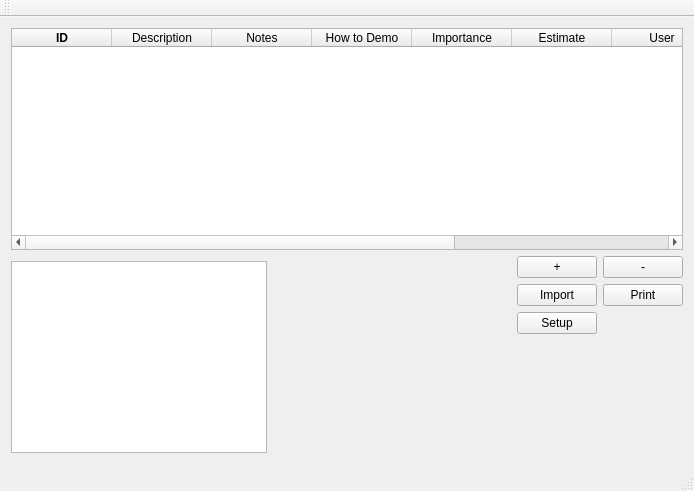
Before: the Qt Designer form mainwindow.ui in jmreyen/starfish, drawn with Qt 5.
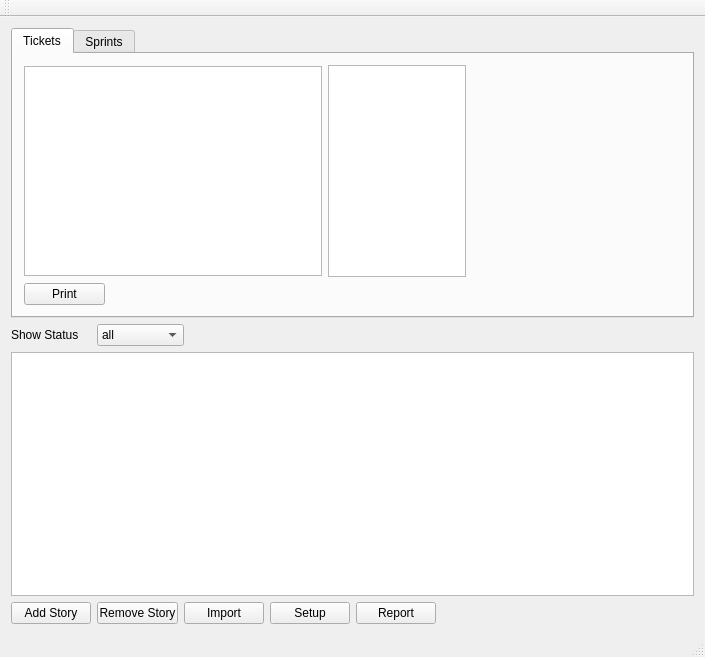
After: the same form once the commit is applied. Icons and pictures are not drawn.

Patch:
```diff
--- a/mainwindow.ui
+++ b/mainwindow.ui
@@ -6,12 +6,12 @@
    <rect>
     <x>0</x>
     <y>0</y>
-    <width>690</width>
-    <height>491</height>
+    <width>705</width>
+    <height>657</height>
    </rect>
   </property>
   <property name="sizePolicy">
-   <sizepolicy hsizetype="Fixed" vsizetype="Fixed">
+   <sizepolicy hsizetype="Expanding" vsizetype="Expanding">
     <horstretch>0</horstretch>
     <verstretch>0</verstretch>
    </sizepolicy>
@@ -20,19 +20,309 @@
    <string>MainWindow</string>
   </property>
   <widget class="QWidget" name="centralWidget">
-   <layout class="QGridLayout" name="gridLayout">
-    <item row="0" column="0" colspan="4">
-     <widget class="QTableWidget" name="storyTable">
+   <layout class="QGridLayout" name="gridLayout_2">
+    <item row="0" column="0" colspan="10">
+     <widget class="QTabWidget" name="tabWidget">
+      <property name="currentIndex">
+       <number>0</number>
+      </property>
+      <widget class="QWidget" name="tab">
+       <attribute name="title">
+        <string>Tickets</string>
+       </attribute>
+       <layout class="QGridLayout" name="gridLayout">
+        <item row="0" column="0">
+         <widget class="QGraphicsView" name="cardView">
+          <property name="enabled">
+           <bool>true</bool>
+          </property>
+          <property name="sizePolicy">
+           <sizepolicy hsizetype="Fixed" vsizetype="Fixed">
+            <horstretch>0</horstretch>
+            <verstretch>0</verstretch>
+           </sizepolicy>
+          </property>
+          <property name="minimumSize">
+           <size>
+            <width>298</width>
+            <height>210</height>
+           </size>
+          </property>
+          <property name="maximumSize">
+           <size>
+            <width>298</width>
+            <height>210</height>
+           </size>
+          </property>
+          <property name="styleSheet">
+           <string notr="true"/>
+          </property>
+          <property name="frameShape">
+           <enum>QFrame::StyledPanel</enum>
+          </property>
+          <property name="verticalScrollBarPolicy">
+           <enum>Qt::ScrollBarAlwaysOff</enum>
+          </property>
+          <property name="horizontalScrollBarPolicy">
+           <enum>Qt::ScrollBarAlwaysOff</enum>
+          </property>
+         </widget>
+        </item>
+        <item row="0" column="2">
+         <spacer name="horizontalSpacer">
+          <property name="orientation">
+           <enum>Qt::Horizontal</enum>
+          </property>
+          <property name="sizeHint" stdset="0">
+           <size>
+            <width>333</width>
+            <height>20</height>
+           </size>
+          </property>
+         </spacer>
+        </item>
+        <item row="1" column="0">
+         <widget class="QPushButton" name="printButton">
+          <property name="maximumSize">
+           <size>
+            <width>81</width>
+            <height>23</height>
+           </size>
+          </property>
+          <property name="text">
+           <string>Print</string>
+          </property>
+         </widget>
+        </item>
+        <item row="0" column="1">
+         <widget class="QTableWidget" name="sprintTable">
+          <property name="verticalScrollBarPolicy">
+           <enum>Qt::ScrollBarAsNeeded</enum>
+          </property>
+          <property name="horizontalScrollBarPolicy">
+           <enum>Qt::ScrollBarAlwaysOff</enum>
+          </property>
+          <property name="autoScroll">
+           <bool>false</bool>
+          </property>
+          <property name="verticalScrollMode">
+           <enum>QAbstractItemView::ScrollPerPixel</enum>
+          </property>
+          <property name="showGrid">
+           <bool>false</bool>
+          </property>
+          <property name="gridStyle">
+           <enum>Qt::NoPen</enum>
+          </property>
+          <property name="sortingEnabled">
+           <bool>true</bool>
+          </property>
+          <property name="columnCount">
+           <number>3</number>
+          </property>
+          <attribute name="horizontalHeaderVisible">
+           <bool>false</bool>
+          </attribute>
+          <attribute name="horizontalHeaderHighlightSections">
+           <bool>false</bool>
+          </attribute>
+          <attribute name="horizontalHeaderShowSortIndicator" stdset="0">
+           <bool>false</bool>
+          </attribute>
+          <attribute name="verticalHeaderVisible">
+           <bool>false</bool>
+          </attribute>
+          <attribute name="verticalHeaderHighlightSections">
+           <bool>false</bool>
+          </attribute>
+          <column>
+           <property name="text">
+            <string>Sprint</string>
+           </property>
+          </column>
+          <column>
+           <property name="text">
+            <string>Due</string>
+           </property>
+          </column>
+          <column>
+           <property name="text">
+            <string>Completed</string>
+           </property>
+          </column>
+         </widget>
+        </item>
+       </layout>
+      </widget>
+      <widget class="QWidget" name="tab_2">
+       <attribute name="title">
+        <string>Sprints</string>
+       </attribute>
+       <layout class="QGridLayout" name="gridLayout_3">
+        <item row="0" column="0">
+         <widget class="QTreeWidget" name="treeWidget">
+          <column>
+           <property name="text">
+            <string>1</string>
+           </property>
+          </column>
+          <column>
+           <property name="text">
+            <string>2</string>
+           </property>
+          </column>
+          <column>
+           <property name="text">
+            <string>3</string>
+           </property>
+          </column>
+         </widget>
+        </item>
+       </layout>
+      </widget>
+     </widget>
+    </item>
+    <item row="1" column="0">
+     <widget class="QLabel" name="label">
+      <property name="maximumSize">
+       <size>
+        <width>71</width>
+        <height>16777215</height>
+       </size>
+      </property>
+      <property name="text">
+       <string>Show Status</string>
+      </property>
+     </widget>
+    </item>
+    <item row="1" column="1" colspan="7">
+     <widget class="QComboBox" name="comboBox">
       <property name="sizePolicy">
-       <sizepolicy hsizetype="Minimum" vsizetype="Minimum">
+       <sizepolicy hsizetype="Fixed" vsizetype="Fixed">
         <horstretch>0</horstretch>
         <verstretch>0</verstretch>
+       </sizepolicy>
+      </property>
+      <item>
+       <property name="text">
+        <string>all</string>
+       </property>
+      </item>
+      <item>
+       <property name="text">
+        <string>new</string>
+       </property>
+      </item>
+      <item>
+       <property name="text">
+        <string>selected</string>
+       </property>
+      </item>
+      <item>
+       <property name="text">
+        <string>postponed</string>
+       </property>
+      </item>
+      <item>
+       <property name="text">
+        <string>waiting</string>
+       </property>
+      </item>
+      <item>
+       <property name="text">
+        <string>backlog</string>
+       </property>
+      </item>
+      <item>
+       <property name="text">
+        <string>unknown</string>
+       </property>
+      </item>
+     </widget>
+    </item>
+    <item row="3" column="0">
+     <widget class="QPushButton" name="addRowButton">
+      <property name="maximumSize">
+       <size>
+        <width>81</width>
+        <height>23</height>
+       </size>
+      </property>
+      <property name="text">
+       <string>Add Story</string>
+      </property>
+      <attribute name="buttonGroup">
+       <string>buttonGroup_2</string>
+      </attribute>
+     </widget>
+    </item>
+    <item row="3" column="1">
+     <widget class="QPushButton" name="removeRowButton">
+      <property name="maximumSize">
+       <size>
+        <width>81</width>
+        <height>23</height>
+       </size>
+      </property>
+      <property name="text">
+       <string>Remove Story</string>
+      </property>
+      <attribute name="buttonGroup">
+       <string>buttonGroup_2</string>
+      </attribute>
+     </widget>
+    </item>
+    <item row="3" column="2">
+     <widget class="QPushButton" name="importButton">
+      <property name="maximumSize">
+       <size>
+        <width>81</width>
+        <height>23</height>
+       </size>
+      </property>
+      <property name="text">
+       <string>Import</string>
+      </property>
+     </widget>
+    </item>
+    <item row="3" column="3">
+     <widget class="QPushButton" name="setupButton">
+      <property name="maximumSize">
+       <size>
+        <width>81</width>
+        <height>23</height>
+       </size>
+      </property>
+      <property name="text">
+       <string>Setup</string>
+      </property>
+     </widget>
+    </item>
+    <item row="3" column="4">
+     <widget class="QPushButton" name="reportButton">
+      <property name="maximumSize">
+       <size>
+        <width>81</width>
+        <height>23</height>
+       </size>
+      </property>
+      <property name="text">
+       <string>Report</string>
+      </property>
+     </widget>
+    </item>
+    <item row="2" column="0" colspan="10">
+     <widget class="QTableView" name="storyTable">
+      <property name="sizePolicy">
+       <sizepolicy hsizetype="Expanding" vsizetype="Expanding">
+        <horstretch>1</horstretch>
+        <verstretch>1</verstretch>
        </sizepolicy>
       </property>
       <property name="minimumSize">
        <size>
-        <width>672</width>
-        <height>222</height>
+        <width>100</width>
+        <height>50</height>
        </size>
       </property>
       <property name="font">
@@ -44,181 +334,32 @@
        <bool>true</bool>
       </property>
       <attribute name="horizontalHeaderVisible">
-       <bool>true</bool>
+       <bool>false</bool>
       </attribute>
       <attribute name="horizontalHeaderCascadingSectionResizes">
+       <bool>true</bool>
+      </attribute>
+      <attribute name="horizontalHeaderDefaultSectionSize">
+       <number>0</number>
+      </attribute>
+      <attribute name="horizontalHeaderHighlightSections">
+       <bool>true</bool>
+      </attribute>
+      <attribute name="horizontalHeaderStretchLastSection">
        <bool>false</bool>
       </attribute>
       <attribute name="verticalHeaderVisible">
        <bool>false</bool>
       </attribute>
-      <column>
-       <property name="text">
-        <string>ID</string>
-       </property>
-       <property name="font">
-        <font>
-         <weight>75</weight>
-         <bold>true</bold>
-        </font>
-       </property>
-      </column>
-      <column>
-       <property name="text">
-        <string>Description</string>
-       </property>
-      </column>
-      <column>
-       <property name="text">
-        <string>Notes</string>
-       </property>
-      </column>
-      <column>
-       <property name="text">
-        <string>How to Demo</string>
-       </property>
-      </column>
-      <column>
-       <property name="text">
-        <string>Importance</string>
-       </property>
-      </column>
-      <column>
-       <property name="text">
-        <string>Estimate</string>
-       </property>
-      </column>
-      <column>
-       <property name="text">
-        <string>User</string>
-       </property>
-      </column>
-      <column>
-       <property name="text">
-        <string>Status</string>
-       </property>
-      </column>
-      <column>
-       <property name="text">
-        <string/>
-       </property>
-       <property name="icon">
-        <iconset>
-         <normaloff>printer.png</normaloff>printer.png</iconset>
-       </property>
-      </column>
-     </widget>
-    </item>
-    <item row="3" column="2">
-     <widget class="QPushButton" name="setupButton">
-      <property name="text">
-       <string>Setup</string>
-      </property>
-     </widget>
-    </item>
-    <item row="4" column="2">
-     <spacer name="verticalSpacer_2">
-      <property name="orientation">
-       <enum>Qt::Vertical</enum>
-      </property>
-      <property name="sizeHint" stdset="0">
-       <size>
-        <width>72</width>
-        <height>102</height>
-       </size>
-      </property>
-     </spacer>
-    </item>
-    <item row="4" column="3">
-     <spacer name="verticalSpacer_3">
-      <property name="orientation">
-       <enum>Qt::Vertical</enum>
-      </property>
-      <property name="sizeHint" stdset="0">
-       <size>
-        <width>72</width>
-        <height>102</height>
-       </size>
-      </property>
-     </spacer>
-    </item>
-    <item row="1" column="3">
-     <widget class="QPushButton" name="removeRowButton">
-      <property name="text">
-       <string>-</string>
-      </property>
-      <attribute name="buttonGroup">
-       <string>buttonGroup_2</string>
+      <attribute name="verticalHeaderCascadingSectionResizes">
+       <bool>false</bool>
       </attribute>
-     </widget>
-    </item>
-    <item row="1" column="2">
-     <widget class="QPushButton" name="addRowButton">
-      <property name="text">
-       <string>+</string>
-      </property>
-      <attribute name="buttonGroup">
-       <string>buttonGroup_2</string>
+      <attribute name="verticalHeaderDefaultSectionSize">
+       <number>0</number>
       </attribute>
-     </widget>
-    </item>
-    <item row="2" column="3">
-     <widget class="QPushButton" name="printButton">
-      <property name="text">
-       <string>Print</string>
-      </property>
-     </widget>
-    </item>
-    <item row="2" column="2">
-     <widget class="QPushButton" name="importButton">
-      <property name="text">
-       <string>Import</string>
-      </property>
-     </widget>
-    </item>
-    <item row="1" column="1">
-     <spacer name="horizontalSpacer">
-      <property name="orientation">
-       <enum>Qt::Horizontal</enum>
-      </property>
-      <property name="sizeHint" stdset="0">
-       <size>
-        <width>245</width>
-        <height>20</height>
-       </size>
-      </property>
-     </spacer>
-    </item>
-    <item row="2" column="1">
-     <spacer name="horizontalSpacer_2">
-      <property name="orientation">
-       <enum>Qt::Horizontal</enum>
-      </property>
-      <property name="sizeHint" stdset="0">
-       <size>
-        <width>245</width>
-        <height>20</height>
-       </size>
-      </property>
-     </spacer>
-    </item>
-    <item row="1" column="0" rowspan="4">
-     <widget class="QGraphicsView" name="cardView">
-      <property name="enabled">
-       <bool>true</bool>
-      </property>
-      <property name="sizePolicy">
-       <sizepolicy hsizetype="Fixed" vsizetype="Fixed">
-        <horstretch>0</horstretch>
-        <verstretch>0</verstretch>
-       </sizepolicy>
-      </property>
-      <property name="verticalScrollBarPolicy">
-       <enum>Qt::ScrollBarAlwaysOff</enum>
-      </property>
-      <property name="horizontalScrollBarPolicy">
-       <enum>Qt::ScrollBarAlwaysOff</enum>
-      </property>
+      <attribute name="verticalHeaderHighlightSections">
+       <bool>false</bool>
+      </attribute>
      </widget>
     </item>
    </layout>
```
Left out of the diff: 32 changed lines with no effect on the pictures.
